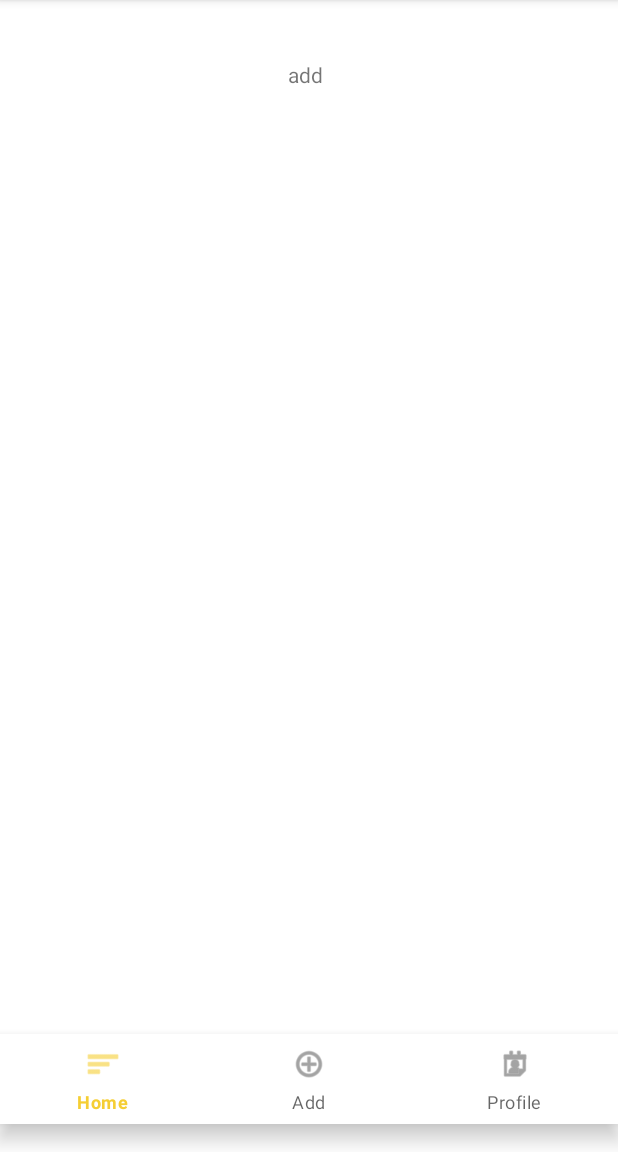
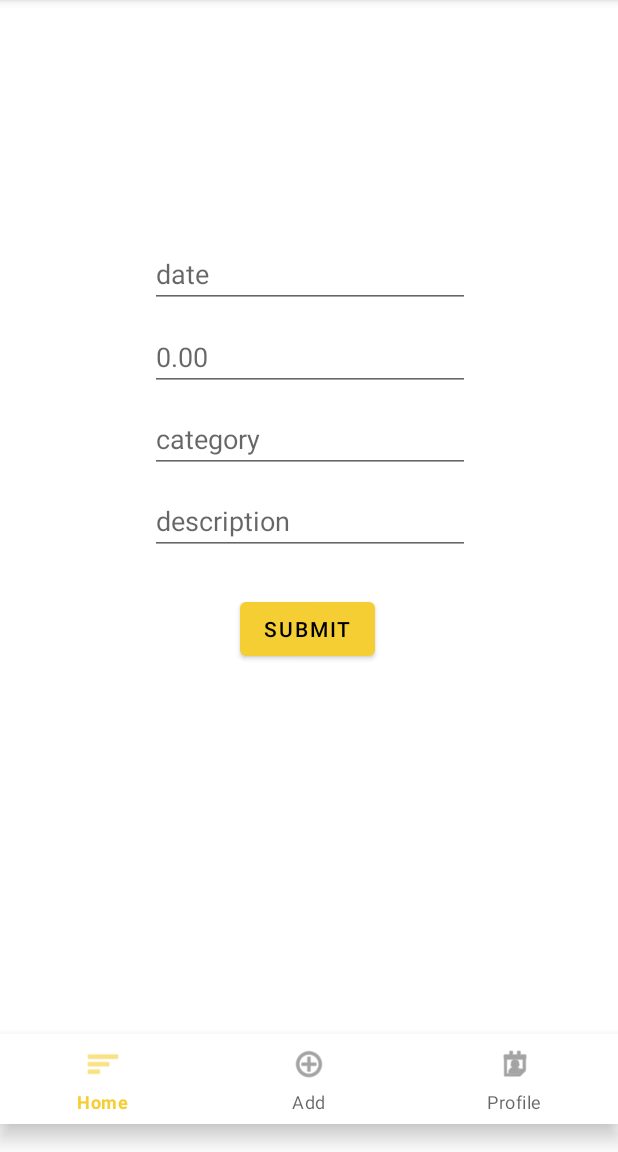
Before and after one commit to sguan12-mu/coinage, an Android app: the fragment AddFragment placed in its activity, on a phone screen of 412 x 824 dp, the part 84-1236 px from its top. Run offline under Robolectric (Android 15) with nearby library versions, the light colour scheme and no system bars.

Commit message:
setting up add purchases

```diff
--- a/app/src/main/java/com/example/coinage/fragments/AddFragment.java
+++ b/app/src/main/java/com/example/coinage/fragments/AddFragment.java
@@ -9,11 +9,21 @@ import androidx.fragment.app.Fragment;
 import android.view.LayoutInflater;
 import android.view.View;
 import android.view.ViewGroup;
+import android.widget.Button;
+import android.widget.EditText;
 
 import com.example.coinage.R;
 
+import java.util.Date;
+
 public class AddFragment extends Fragment {
     public static final String TAG = "AddFragment";
+
+    private EditText etDate;
+    private EditText etAmount;
+    private EditText etCategory;
+    private EditText etDescription;
+    private Button btnAdd;
 
     public AddFragment() {
         // Required empty public constructor
@@ -28,5 +38,22 @@ public class AddFragment extends Fragment {
 
     public void onViewCreated(@NonNull View view, @Nullable Bundle savedInstanceState) {
         super.onViewCreated(view, savedInstanceState);
+
+        etDate = view.findViewById(R.id.etDate);
+        etAmount = view.findViewById(R.id.etAmount);
+        etCategory = view.findViewById(R.id.etCategory);
+        etDescription = view.findViewById(R.id.etDescription);
+        btnAdd = view.findViewById(R.id.btnAdd);
+        btnAdd.setOnClickListener(new View.OnClickListener() {
+            @Override
+            public void onClick(View v) {
+                Date date = java.sql.Date.valueOf(etDate.getText().toString());
+                Float amount = Float.valueOf(etAmount.getText().toString());
+                String category = etCategory.getText().toString();
+                String description = etDescription.getText().toString();
+            }
+        });
+
+
     }
 }
--- a/app/src/main/res/layout/fragment_add.xml
+++ b/app/src/main/res/layout/fragment_add.xml
@@ -6,13 +6,62 @@
     android:layout_height="match_parent"
     tools:context=".fragments.ProfileFragment">
 
-    <TextView
-        android:id="@+id/textView"
+    <EditText
+        android:id="@+id/etDescription"
         android:layout_width="wrap_content"
         android:layout_height="wrap_content"
-        android:layout_marginStart="192dp"
-        android:layout_marginTop="40dp"
-        android:text="add"
+        android:layout_marginStart="100dp"
+        android:layout_marginTop="9dp"
+        android:ems="10"
+        android:hint="description"
+        android:inputType="textPersonName"
+        app:layout_constraintStart_toStartOf="parent"
+        app:layout_constraintTop_toBottomOf="@+id/etCategory" />
+
+    <EditText
+        android:id="@+id/etCategory"
+        android:layout_width="wrap_content"
+        android:layout_height="wrap_content"
+        android:layout_marginStart="100dp"
+        android:layout_marginTop="9dp"
+        android:ems="10"
+        android:hint="category"
+        android:inputType="textPersonName"
+        app:layout_constraintStart_toStartOf="parent"
+        app:layout_constraintTop_toBottomOf="@+id/etAmount" />
+
+    <Button
+        android:id="@+id/btnAdd"
+        android:layout_width="wrap_content"
+        android:layout_height="wrap_content"
+        android:layout_marginStart="160dp"
+        android:layout_marginTop="25dp"
+        android:text="Submit"
+        app:layout_constraintStart_toStartOf="parent"
+        app:layout_constraintTop_toBottomOf="@+id/etDescription" />
+
+    <EditText
+        android:id="@+id/etDate"
+        android:layout_width="wrap_content"
+        android:layout_height="wrap_content"
+        android:layout_marginStart="100dp"
+        android:layout_marginTop="160dp"
+        android:ems="10"
+        android:hint="date"
+        android:inputType="date"
         app:layout_constraintStart_toStartOf="parent"
         app:layout_constraintTop_toTopOf="parent" />
+
+    <EditText
+        android:id="@+id/etAmount"
+        android:layout_width="wrap_content"
+        android:layout_height="wrap_content"
+        android:layout_marginStart="100dp"
+        android:layout_marginTop="10dp"
+        android:digits="4"
+        android:ems="10"
+        android:hint="0.00"
+        android:inputType="numberDecimal"
+        app:layout_constraintStart_toStartOf="parent"
+        app:layout_constraintTop_toBottomOf="@+id/etDate" />
 </androidx.constraintlayout.widget.ConstraintLayout>
```
